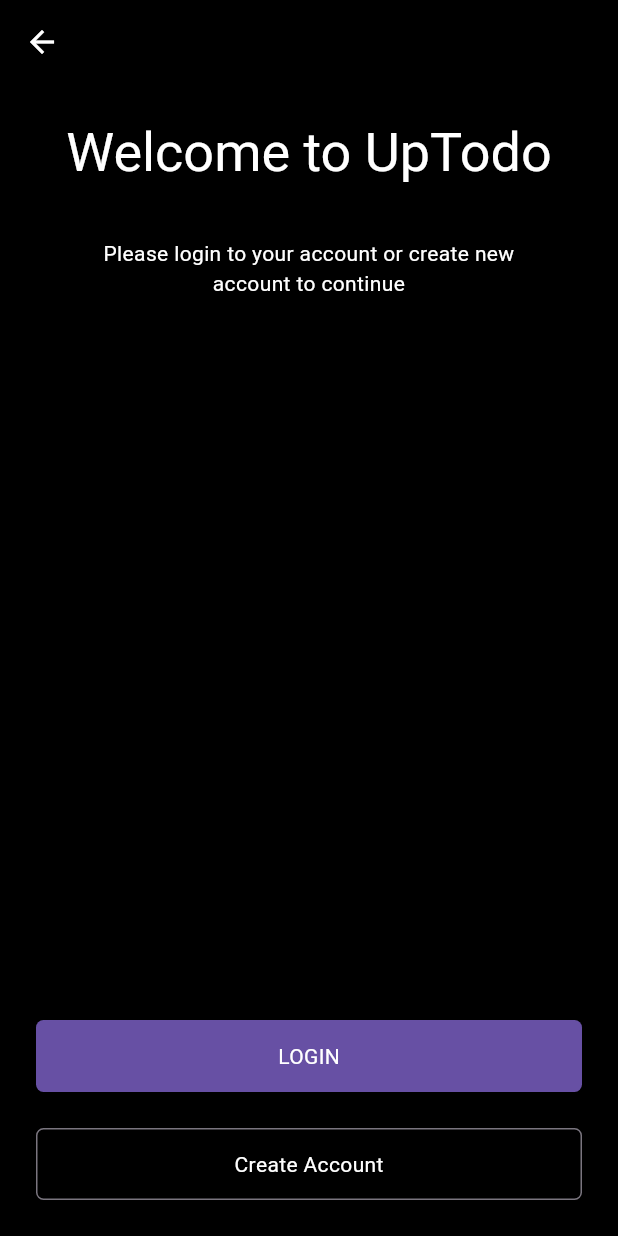
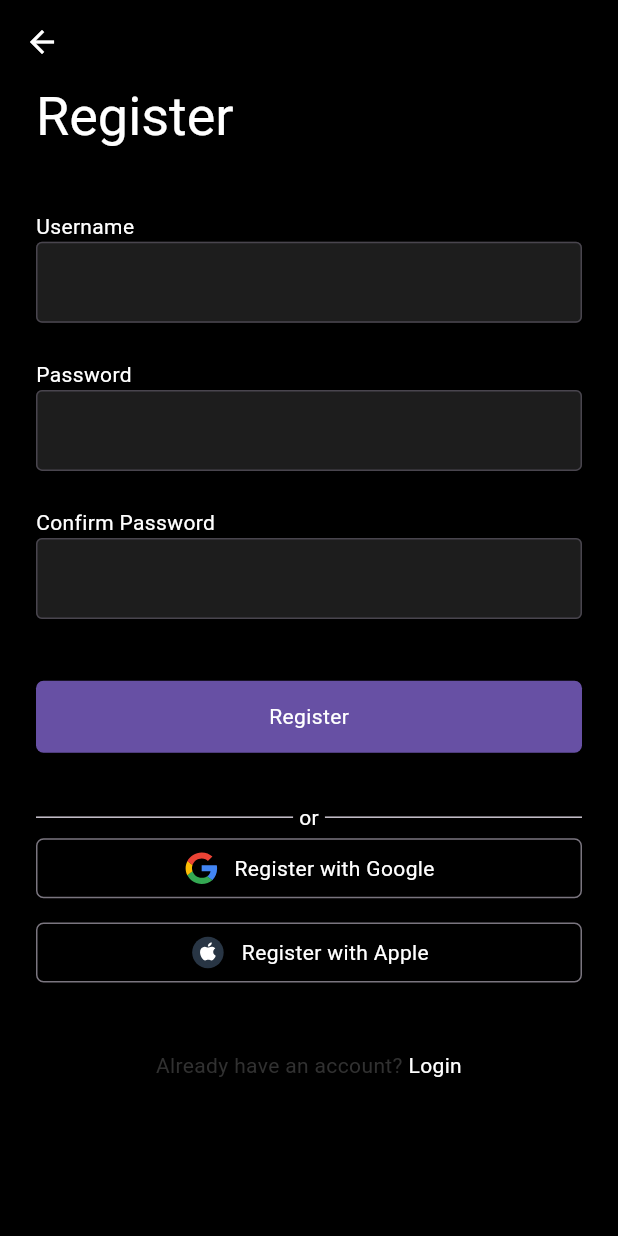
Before and after one commit to CristeaIon/app_todo, a Flutter app: the WelcomeScreen screen opened by its route, after a tap on "Create Account", on a phone screen of 412 x 824 dp. Run offline on Flutter 3.47's test engine with Material 3 defaults, Android fonts, the phone set to English and light mode, and no system bars; our stand-ins replace auto_route, flutter_svg.

Commit message:
added login and create account screens

```diff
--- a/lib/core/l10n/arb/intl_en.arb
+++ b/lib/core/l10n/arb/intl_en.arb
@@ -90,5 +90,63 @@
         "description": "",
         "type": "text",
         "placeholders": {}
+    },
+    "register": "Register",
+    "@register": {
+        "description": "",
+        "type": "text",
+        "placeholders": {}
+    },
+    "username": "Username",
+    "@username": {
+        "description": "",
+        "type": "text",
+        "placeholders": {}
+    },
+    "password": "Password",
+    "@password": {
+        "description": "",
+        "type": "text",
+        "placeholders": {}
+    },
+    "confirmPassword": "Confirm Password",
+    "@confirmPassword": {
+        "description": "",
+        "type": "text",
+        "placeholders": {}
+    },
+    "or": "or",
+    "@or": {
+        "description": "",
+        "type": "text",
+        "placeholders": {}
+    },
+    "google": "{method} with Google",
+    "@google": {
+        "description": "",
+        "type": "text",
+        "placeholders": {
+            "method": {}
+        }
+    },
+    "apple": "{method} with Apple",
+    "@apple": {
+        "description": "",
+        "type": "text",
+        "placeholders": {
+            "method": {}
+        }
+    },
+    "alreadyHaveAccount": "Already have an account?",
+    "@alreadyHaveAccount": {
+        "description": "",
+        "type": "text",
+        "placeholders": {}
+    },
+    "dontHaveAccount": "Don`t have an account?",
+    "@dontHaveAccount": {
+        "description": "",
+        "type": "text",
+        "placeholders": {}
     }
 }
--- a/lib/core/navigation/app_router.dart
+++ b/lib/core/navigation/app_router.dart
@@ -1,5 +1,7 @@
 import 'package:auto_route/auto_route.dart';
 
+import '../../features/auth/create_account.dart';
+import '../../features/auth/login.dart';
 import '../../features/onboarding/onboarding.dart';
 import '../../features/onboarding/welcome.dart';
 import '../splash/splash.dart';
@@ -13,5 +15,7 @@ class AppRouter extends _$AppRouter {
         AutoRoute(page: UpTodoSplashRoute.page, initial: true),
         AutoRoute(page: OnboardingRoute.page),
         AutoRoute(page: WelcomeRoute.page),
+        AutoRoute(page: CreateAccountRoute.page),
+        AutoRoute(page: LoginRoute.page),
       ];
 }
--- /dev/null
+++ b/lib/features/auth/create_account.dart
@@ -0,0 +1,168 @@
+import 'package:app_todo/core/extensions/context.dart';
+import 'package:app_todo/core/l10n/generated/l10n.dart';
+import 'package:app_todo/core/navigation/app_router.dart';
+import 'package:auto_route/auto_route.dart';
+import 'package:flutter/gestures.dart';
+import 'package:flutter/material.dart';
+import 'package:flutter_svg/flutter_svg.dart';
+
+@RoutePage()
+class CreateAccountScreen extends StatelessWidget {
+  const CreateAccountScreen({super.key});
+
+  @override
+  Widget build(BuildContext context) {
+    return Scaffold(
+      appBar: AppBar(),
+      body: Padding(
+        padding: const EdgeInsets.symmetric(horizontal: 24.0),
+        child: CustomScrollView(
+          slivers: [
+            SliverToBoxAdapter(
+              child: Text(
+                L.of(context).register,
+                style: Theme.of(context).textTheme.displaySmall,
+              ),
+            ),
+            SliverToBoxAdapter(child: SizedBox(height: context.height * .05)),
+            SliverToBoxAdapter(
+              child: Text(
+                L.of(context).username,
+                style: Theme.of(context).textTheme.bodyMedium,
+              ),
+            ),
+            SliverToBoxAdapter(
+              child: TextFormField(
+                decoration: const InputDecoration(
+                  border: OutlineInputBorder(),
+                  filled: true,
+                  fillColor: Color.fromRGBO(97, 97, 97, .3),
+                  contentPadding: EdgeInsets.all(15),
+                ),
+              ),
+            ),
+            SliverToBoxAdapter(child: SizedBox(height: context.height * .03)),
+            SliverToBoxAdapter(
+              child: Text(
+                L.of(context).password,
+                style: Theme.of(context).textTheme.bodyMedium,
+              ),
+            ),
+            SliverToBoxAdapter(
+              child: TextFormField(
+                decoration: const InputDecoration(
+                  border: OutlineInputBorder(),
+                  filled: true,
+                  fillColor: Color.fromRGBO(97, 97, 97, .3),
+                  contentPadding: EdgeInsets.all(15),
+                ),
+              ),
+            ),
+            SliverToBoxAdapter(child: SizedBox(height: context.height * .03)),
+            SliverToBoxAdapter(
+              child: Text(
+                L.of(context).confirmPassword,
+                style: Theme.of(context).textTheme.bodyMedium,
+              ),
+            ),
+            SliverToBoxAdapter(
+              child: TextFormField(
+                decoration: const InputDecoration(
+                  border: OutlineInputBorder(),
+                  filled: true,
+                  fillColor: Color.fromRGBO(97, 97, 97, .3),
+                  contentPadding: EdgeInsets.all(15),
+                ),
+              ),
+            ),
+            SliverToBoxAdapter(child: SizedBox(height: context.height * .05)),
+            SliverToBoxAdapter(
+              child: ElevatedButton(
+                style: Theme.of(context).elevatedButtonTheme.style?.copyWith(
+                      fixedSize: MaterialStatePropertyAll(Size(context.width, 48)),
+                    ),
+                onPressed: () {},
+                child: Text(
+                  L.of(context).register,
+                  style: Theme.of(context).textTheme.bodyMedium,
+                ),
+              ),
+            ),
+            SliverToBoxAdapter(child: SizedBox(height: context.height * .04)),
+            SliverToBoxAdapter(
+              child: Row(
+                children: [
+                  const Flexible(child: Divider()),
+                  Padding(
+                    padding: const EdgeInsets.symmetric(horizontal: 4.0),
+                    child: Text(
+                      L.of(context).or,
+                      style: Theme.of(context).textTheme.bodyMedium,
+                    ),
+                  ),
+                  const Flexible(child: Divider()),
+                ],
+              ),
+            ),
+            SliverToBoxAdapter(
+              child: OutlinedButton(
+                onPressed: () {},
+                child: Row(
+                  mainAxisAlignment: MainAxisAlignment.center,
+                  children: [
+                    SvgPicture.asset('assets/icons/google.svg'),
+                    const SizedBox(width: 10),
+                    Text(
+                      L.of(context).google(L.of(context).register),
+                      style: Theme.of(context).textTheme.bodyMedium,
+                    ),
+                  ],
+                ),
+              ),
+            ),
+            SliverToBoxAdapter(child: SizedBox(height: context.height * .01)),
+            SliverToBoxAdapter(
+              child: OutlinedButton(
+                onPressed: () {},
+                child: Row(
+                  mainAxisAlignment: MainAxisAlignment.center,
+                  children: [
+                    SvgPicture.asset('assets/icons/apple.svg'),
+                    const SizedBox(width: 10),
+                    Text(
+                      L.of(context).apple(L.of(context).register),
+                      style: Theme.of(context).textTheme.bodyMedium,
+                    ),
+                  ],
+                ),
+              ),
+            ),
+            SliverToBoxAdapter(child: SizedBox(height: context.height * .05)),
+            SliverToBoxAdapter(
+              child: RichText(
+                textAlign: TextAlign.center,
+                text: TextSpan(
+                  text: L.of(context).alreadyHaveAccount,
+                  style: Theme.of(context).textTheme.bodyMedium?.copyWith(
+                        color: const Color.fromRGBO(97, 97, 97, .5),
+                      ),
+                  children: [
+                    const TextSpan(text: ' '),
+                    TextSpan(
+                      text: L.of(context).login,
+                      style: Theme.of(context).textTheme.bodyMedium,
+                      recognizer: TapGestureRecognizer()
+                        ..onTap = () {
+                          AutoRouter.of(context).push(const LoginRoute());
+                        },
+                    ),
+                  ],
+                ),
+              ),
+            )
+          ],
+        ),
+      ),
+    );
+  }
+}
```
Also changed, not shown: lib/features/auth/login.dart (added, +152 -0 lines), lib/features/onboarding/welcome.dart (+7 -2 lines), assets/icons/apple.svg (added), assets/icons/google.svg (added), lib/core/l10n/generated/intl/messages_en.dart, lib/core/l10n/generated/l10n.dart, lib/core/navigation/app_router.gr.dart.
